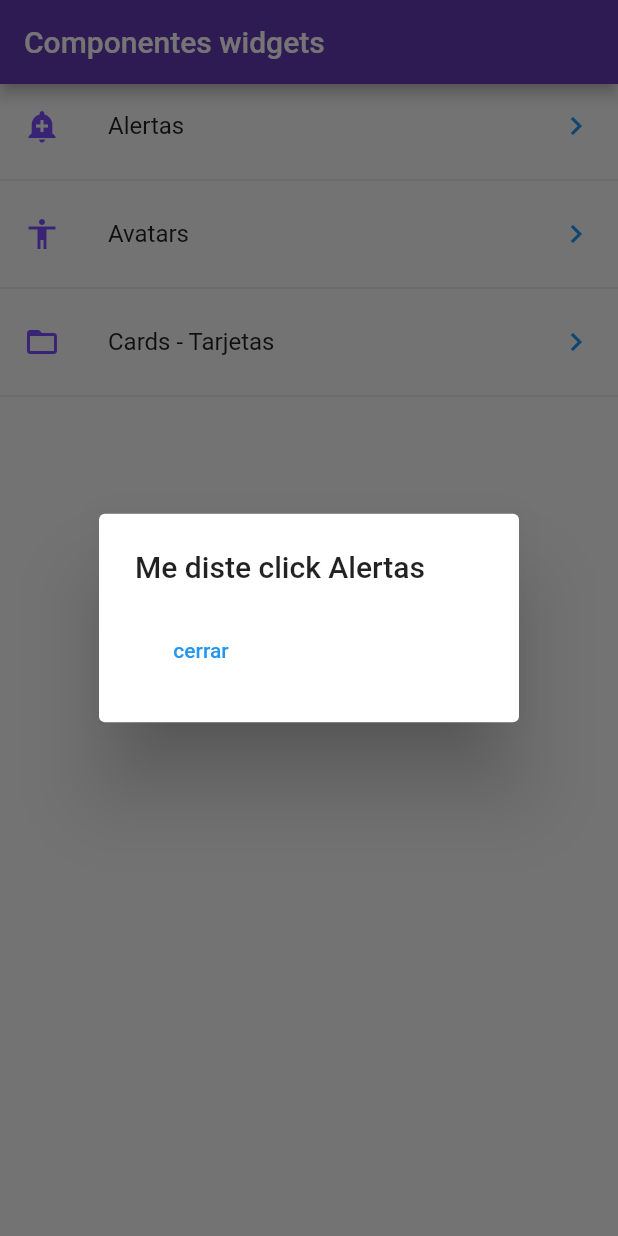
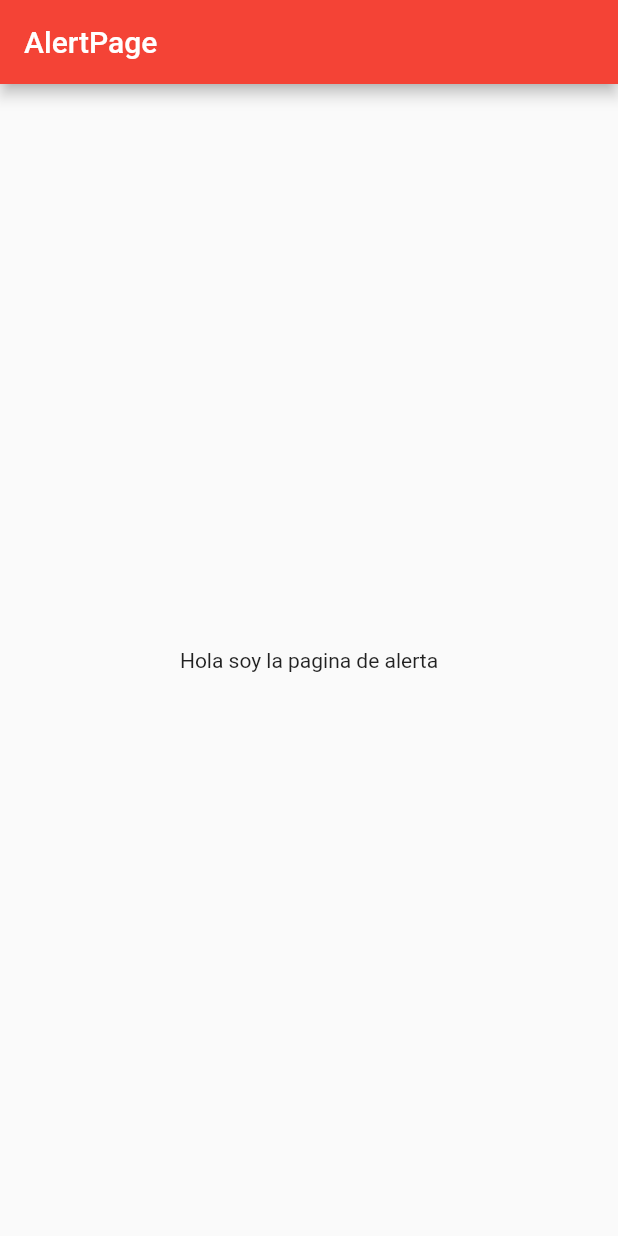
Before and after one commit to OmarGarrido/Flutter-Json, a Flutter app: the screen it shows after launch, after a tap on "Alertas", on a phone screen of 412 x 824 dp. Run offline on Flutter 3.47's test engine with Material 2 defaults, Android fonts, the phone set to English and light mode, and no system bars.

```diff
--- a/lib/main.dart
+++ b/lib/main.dart
@@ -1,4 +1,7 @@
 import 'package:flutter/material.dart';
+import 'package:widgets/pages/alert_page.dart';
+import 'package:widgets/pages/avatar_page.dart';
+import 'package:widgets/pages/crad_page.dart';
 import 'package:widgets/pages/home_temp.dart';
 
 void main() => runApp(MyApp());
@@ -8,7 +11,14 @@ class MyApp extends StatelessWidget {
   Widget build(BuildContext context) {
     return MaterialApp(
       title: 'Material App',
-      home: HomePageTemp(),
+      // home: HomePageTemp(),
+      routes: {
+        '/':(BuildContext context)=>HomePageTemp(),
+        'alert':(BuildContext context)=>AlertPage(),
+        'avatar':(BuildContext context)=>AvatarPage(),
+        'card':(BuildContext context)=>CardPage(),
+
+      },
       debugShowCheckedModeBanner: false,
     );
   }
--- /dev/null
+++ b/lib/pages/alert_page.dart
@@ -0,0 +1,21 @@
+import 'package:flutter/material.dart';
+
+class AlertPage extends StatelessWidget {
+  @override
+  Widget build(BuildContext context) {
+    return MaterialApp(
+      title: 'AlertPage',
+      home: Scaffold(
+        appBar: AppBar(
+          title: Text('AlertPage'),
+          backgroundColor: Colors.red,
+        ),
+        body: Center(
+          child: Container(
+            child: Text('Hola soy la pagina de alerta'),
+          ),
+        ),
+      ),
+    );
+  }
+}
--- /dev/null
+++ b/lib/pages/avatar_page.dart
@@ -0,0 +1,21 @@
+import 'package:flutter/material.dart';
+
+class AvatarPage extends StatelessWidget {
+  @override
+  Widget build(BuildContext context) {
+    return MaterialApp(
+      title: 'Material App',
+      home: Scaffold(
+        appBar: AppBar(
+          title: Text('AvatarPage'),
+          backgroundColor: Colors.deepOrangeAccent,
+        ),
+        body: Center(
+          child: Container(
+            child: Text('Soy la ventana avatar'),
+          ),
+        ),
+      ),
+    );
+  }
+}
--- /dev/null
+++ b/lib/pages/crad_page.dart
@@ -0,0 +1,21 @@
+import 'package:flutter/material.dart';
+
+class CardPage extends StatelessWidget {
+  @override
+  Widget build(BuildContext context) {
+    return MaterialApp(
+      title: 'Material App',
+      home: Scaffold(
+        appBar: AppBar(
+          title: Text('CardPage'),
+          backgroundColor: Colors.green,
+        ),
+        body: Center(
+          child: Container(
+            child: Text('Soy la pagina de tarjetas'),
+          ),
+        ),
+      ),
+    );
+  }
+}
--- a/lib/pages/home_temp.dart
+++ b/lib/pages/home_temp.dart
@@ -48,10 +48,16 @@ List<Widget> _listaItems(List<dynamic> data, BuildContext context) {
         color: Colors.blue,
       ),
       onTap: () {
-        showDialog(
-            context: context,
-            builder: (BuildContext context) =>
-                _buildPopUpDialog(context, opt['texto']));
+        print(opt['ruta']);
+        Navigator.of(context).pushNamed(opt['ruta']);
+
+        // showDialog(
+        //     context: context,
+        //     builder: (BuildContext context) =>
+        //         _buildPopUpDialog(context, opt['texto']));
+
+                // final route=MaterialPageRoute(builder:(context)=>AlertPage());
+
       },
     );
     opcioness..add(widgetTemp)..add(Divider());
```
